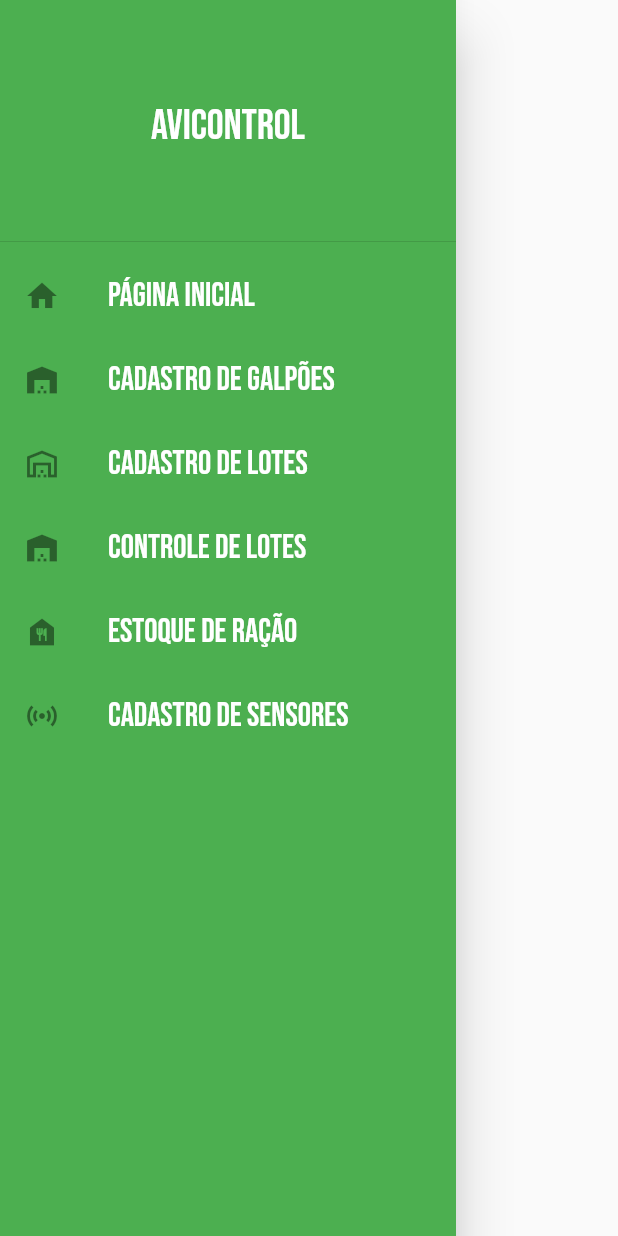
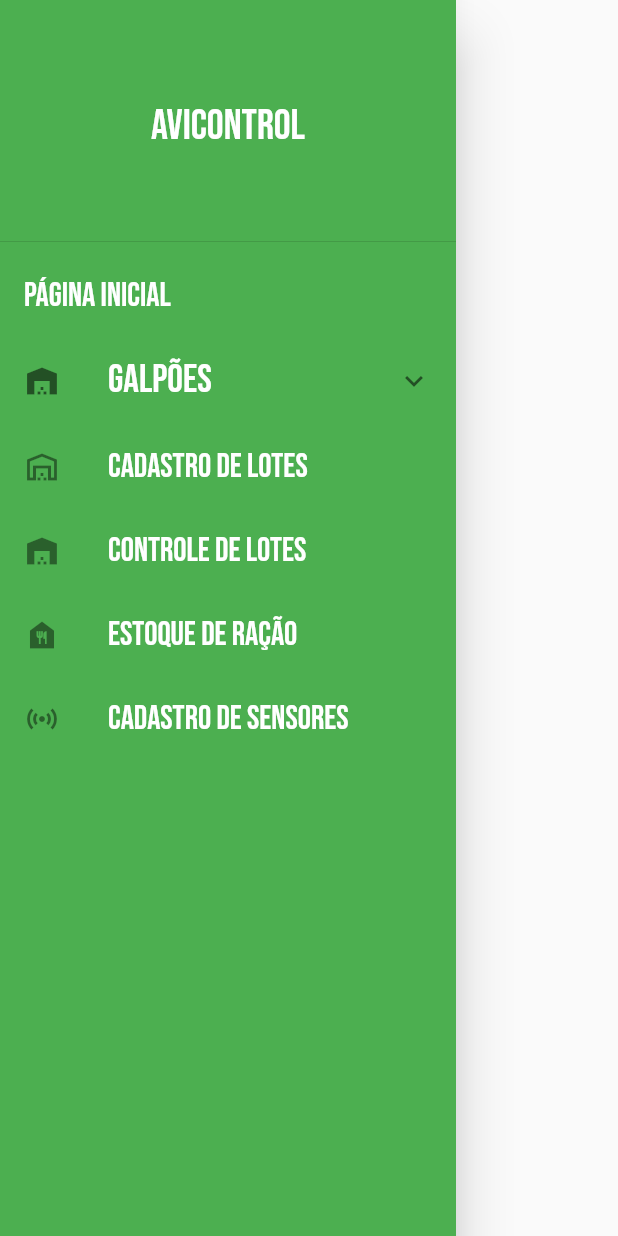
Before and after one commit to IsaiasBrazil/avicultor, a Flutter app: the MenuLateral widget shown alone on an empty page, opened directly, on a phone screen of 412 x 824 dp. Run offline on Flutter 3.47's test engine with Material 2 defaults, Android fonts, the phone set to English and light mode, and no system bars.

Commit message:
Mudanças:
- Item 'Cadastro de galpões' do menu lateral renomeado para 'Galpões'
- Submenus (Cadastro / Alteração / Exclusão / Consulta) implementados no item 'Galpões'.

```diff
--- a/lib/widget_drawer.dart
+++ b/lib/widget_drawer.dart
@@ -35,15 +35,53 @@ class MenuLateral extends StatelessWidget {
                   context, MaterialPageRoute(builder: (context) => Home()));
             },
           ),
+          // Criação do menu 'Galpões'
+          ExpansionTile(
+            title: Text('Galpões',
+                style: TextStyle(fontFamily: 'BebasNeue', fontSize: 26, color: Colors.white)),
+            leading: Icon(Icons.warehouse),
+
+            // Criação dos submenus
+            children: [
               ListTileCustom(
-            nome: 'Cadastro de galpões',
-            icone: Icons.warehouse,
+                nome: 'Cadastro',
+                alinhamentoDoTexto: TextAlign.center,
+                icone: null,
                 onTap: () {
                   Navigator.push(
                       context,
                       MaterialPageRoute(
                           builder: (context) => TelaCadastroGalpao()));
                 },
+              ),
+              ListTileCustom(
+                nome: 'Alteração',
+                alinhamentoDoTexto: TextAlign.center,
+                icone: null,
+                onTap: () {
+                  Navigator.push(
+                      context, MaterialPageRoute(builder: (context) => Home()));
+                },
+              ),
+              ListTileCustom(
+                nome: 'Exclusão',
+                alinhamentoDoTexto: TextAlign.center,
+                icone: null,
+                onTap: () {
+                  Navigator.push(
+                      context, MaterialPageRoute(builder: (context) => Home()));
+                },
+              ),
+              ListTileCustom(
+                nome: 'Consulta',
+                alinhamentoDoTexto: TextAlign.center,
+                icone: null,
+                onTap: () {
+                  Navigator.push(
+                      context, MaterialPageRoute(builder: (context) => Home()));
+                },
+              ),
+            ],
           ),
           ListTileCustom(
             nome: 'Cadastro de Lotes',
--- a/lib/widget_listtile.dart
+++ b/lib/widget_listtile.dart
@@ -4,15 +4,16 @@ class ListTileCustom extends StatelessWidget {
   final String nome;
   final IconData? icone;
   final VoidCallback? onTap;
-  const ListTileCustom({super.key, required this.nome, this.icone, this.onTap});
+  final TextAlign? alinhamentoDoTexto;
+  const ListTileCustom({super.key, required this.nome, this.icone, this.onTap, this.alinhamentoDoTexto});
 
   @override
   Widget build(BuildContext context) {
     return ListTile(
-        leading: icone != null ? Icon(icone) : Icon(Icons.home),
+        leading: icone != null ? Icon(icone) : null,
         title: Text(nome,
             style: TextStyle(
-                fontFamily: 'BebasNeue', fontSize: 22, color: Colors.white)),
+                fontFamily: 'BebasNeue', fontSize: 22, color: Colors.white), textAlign: alinhamentoDoTexto),
         onTap: onTap);
   }
 }
```
Lines whose indentation alone changed are shown as unchanged.
